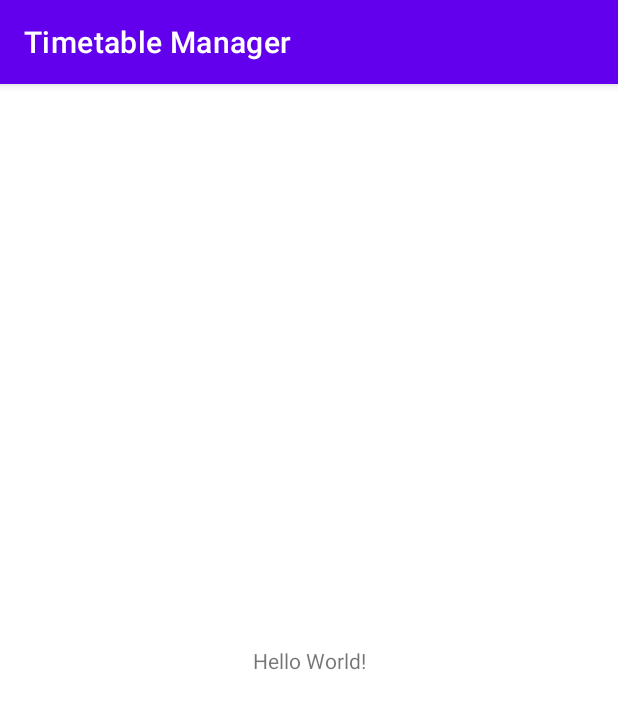
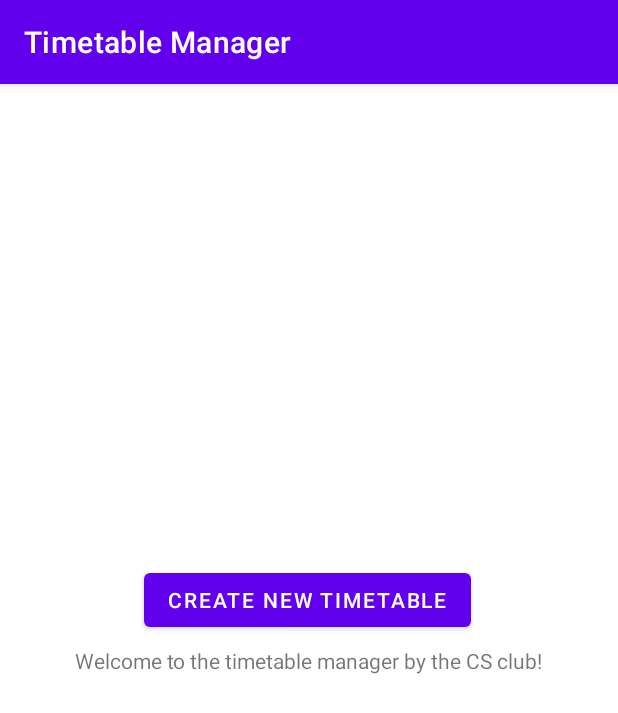
Before and after one commit to PNW-CS-Club/android-app, an Android app: the screen it shows after launch (MainActivity), on a phone screen of 412 x 824 dp. Shown: the top 713 px of the screen. Run offline under Robolectric (Android 15) with nearby library versions, the phone set to English and light mode, and no system bars.

Commit message:
Created new class "NewActivity" for the new window after clicking the button in "MainActivity". Added calendar, input box a button with onclick feature to new_activity.xml

```diff
--- a/app/src/main/AndroidManifest.xml
+++ b/app/src/main/AndroidManifest.xml
@@ -22,6 +22,7 @@
                 <category android:name="android.intent.category.LAUNCHER" />
             </intent-filter>
         </activity>
+        <activity android:name=".NewActivity"></activity>
     </application>
 
 </manifest>
--- a/app/src/main/java/com/example/timetablemanager/MainActivity.kt
+++ b/app/src/main/java/com/example/timetablemanager/MainActivity.kt
@@ -1,11 +1,24 @@
 package com.example.timetablemanager
 
+import android.annotation.SuppressLint
+import android.content.Intent
 import androidx.appcompat.app.AppCompatActivity
 import android.os.Bundle
+import android.widget.Button
+import android.widget.Toast
 
 class MainActivity : AppCompatActivity() {
+    @SuppressLint("MissingInflatedId")
     override fun onCreate(savedInstanceState: Bundle?) {
         super.onCreate(savedInstanceState)
         setContentView(R.layout.activity_main)
+
+        val buttonClick = findViewById<Button>(R.id.button_id)
+        buttonClick.setOnClickListener {
+            val intent = Intent(this, NewActivity::class.java)
+            startActivity(intent)
+
+        }
+
     }
 }
--- a/app/src/main/res/layout/activity_main.xml
+++ b/app/src/main/res/layout/activity_main.xml
@@ -7,12 +7,31 @@
     tools:context=".MainActivity">
 
     <TextView
+        android:id="@+id/textView"
         android:layout_width="wrap_content"
         android:layout_height="wrap_content"
-        android:text="Hello World!"
+        android:text="Welcome to the timetable manager by the CS club!"
         app:layout_constraintBottom_toBottomOf="parent"
         app:layout_constraintEnd_toEndOf="parent"
         app:layout_constraintStart_toStartOf="parent"
         app:layout_constraintTop_toTopOf="parent" />
 
+    <Button
+        android:id="@+id/button_id"
+        android:layout_width="wrap_content"
+        android:layout_height="wrap_content"
+        android:layout_marginStart="96dp"
+        android:layout_marginTop="320dp"
+        android:layout_marginEnd="96dp"
+        android:layout_marginBottom="269dp"
+        android:text="Create new TimeTable"
+        android:visibility="visible"
+        app:layout_constraintBottom_toBottomOf="parent"
+        app:layout_constraintEnd_toEndOf="parent"
+        app:layout_constraintHorizontal_bias="0.0"
+        app:layout_constraintStart_toStartOf="parent"
+        app:layout_constraintTop_toTopOf="parent"
+        app:layout_constraintVertical_bias="0.0"
+        tools:visibility="visible" />
+
 </androidx.constraintlayout.widget.ConstraintLayout>
```
